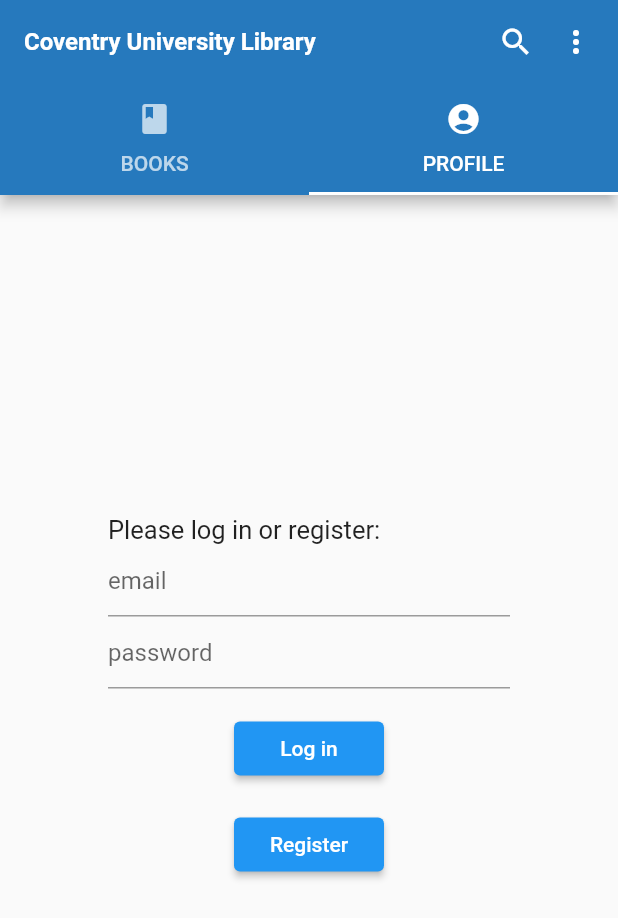
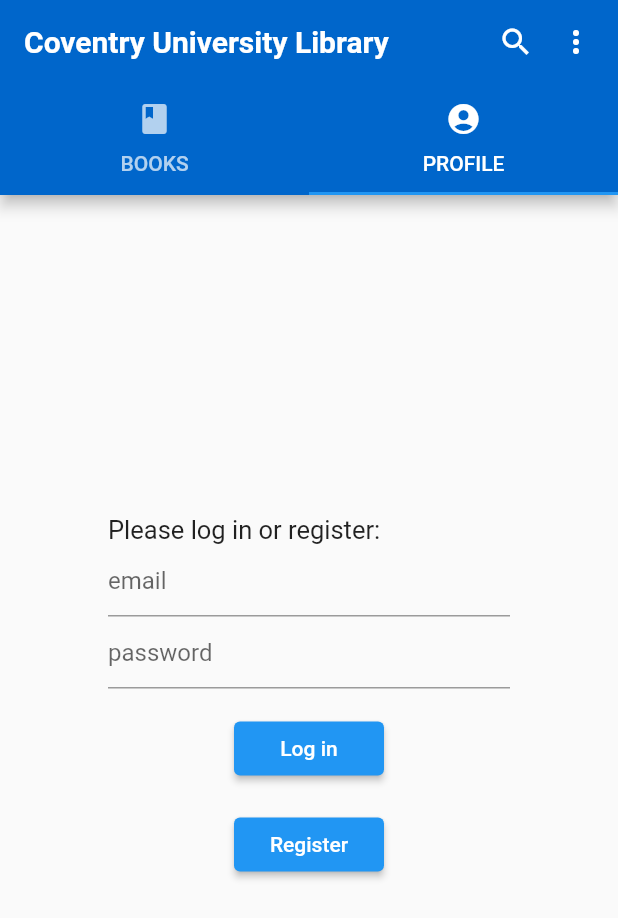
Before and after one commit to BasselMawla/library-manager-flutter, a Flutter app: the screen it shows after launch, tab 2 chosen, on a phone screen of 412 x 824 dp. Shown: the top 918 px of the screen. Run offline on Flutter 3.47's test engine with Material 2 defaults, Android fonts, the phone set to English and light mode, and no system bars; our stand-ins replace shared_preferences; network calls fail.

Commit message:
Add book route
Add book floating button in books tab if librarian is signed in.
Also added a global app theme

```diff
--- a/lib/main.dart
+++ b/lib/main.dart
@@ -8,16 +8,20 @@ void main() {
 class MyApp extends StatelessWidget {
   const MyApp({Key? key}) : super(key: key);
 
-  final colorPrimary = const Color(0xFF2679BD);
-
   @override
   Widget build(BuildContext context) {
     return MaterialApp(
       debugShowCheckedModeBanner: false,
       title: 'Coventry University Library',
       theme: ThemeData(
-        appBarTheme: AppBarTheme(
-          backgroundColor: colorPrimary,
+        //brightness: Brightness.dark,
+        primaryColor: const Color(0xFF0066CB),
+        indicatorColor: Colors.white,
+        //fontFamily: 'Georgia',
+        textTheme: const TextTheme(
+          headline1: TextStyle(
+              fontSize: 20.0, fontWeight: FontWeight.bold, color: Colors.white),
+          // bodyText2: TextStyle(fontSize: 14.0, fontFamily: 'Hind'),
         ),
       ),
       home: const HomeTabBar(),
--- a/lib/widgets/home_tab_bar.dart
+++ b/lib/widgets/home_tab_bar.dart
@@ -2,6 +2,7 @@ import 'package:cem7052_library/widgets/students_list.dart';
 import 'package:flutter/material.dart';
 
 import '../utils.dart';
+import 'add_book.dart';
 import 'books_list.dart';
 import 'login.dart';
 
@@ -39,9 +40,12 @@ class _HomeTabBarState extends State<HomeTabBar> {
       length: isLibrarian ? 3 : 2,
       child: Scaffold(
         appBar: AppBar(
-          title: const Text(
+          backgroundColor: Theme.of(context).primaryColor,
+          title: Text(
             'Coventry University Library',
-            style: TextStyle(fontWeight: FontWeight.bold, fontSize: 16.0),
+            style: Theme.of(context)
+                .textTheme
+                .headline1, //TextStyle(fontWeight: FontWeight.bold, fontSize: 16.0),
           ),
           actions: const [
             Icon(Icons.search),
@@ -52,7 +56,6 @@ class _HomeTabBarState extends State<HomeTabBar> {
             ),
           ],
           bottom: TabBar(
-            indicatorColor: const Color(0xFF2679BD),
             tabs: [
               const Tab(text: 'BOOKS', icon: Icon(Icons.book)),
               if (isLibrarian)
@@ -71,7 +74,10 @@ class _HomeTabBarState extends State<HomeTabBar> {
     return TabBarView(
       children: [
         // Books tab
-        const BooksList(),
+        Scaffold(
+          body: const BooksList(),
+          floatingActionButton: buildAddBookButton(isLibrarian),
+        ),
 
         // Students tab, if librarian
         if (isLibrarian) const StudentsList(),
@@ -89,4 +95,37 @@ class _HomeTabBarState extends State<HomeTabBar> {
       ],
     );
   }
+
+  Widget buildAddBookButton(bool isLibrarian) {
+    if (isLibrarian) {
+      return FloatingActionButton(
+        onPressed: () {
+          // Add a book
+          print('pressed');
+          _pushAddBookRoute(context);
+        },
+        tooltip: 'Add a book',
+        backgroundColor: Theme.of(context).primaryColor,
+        child: const Icon(Icons.add),
+      );
+    }
+    return Container();
+  }
+
+  void _pushAddBookRoute(context) {
+    print('in');
+    Navigator.of(context).push(
+      MaterialPageRoute<void>(
+        builder: (context) {
+          return Scaffold(
+            appBar: AppBar(
+              title: const Text('Add a book'),
+              backgroundColor: Theme.of(context).primaryColor,
+            ),
+            body: const AddBook(),
+          );
+        },
+      ),
+    );
+  }
 }
```
Also changed, not shown: lib/widgets/add_book.dart (added, +99 -0 lines), lib/widgets/books_list.dart (+5 -2 lines).
